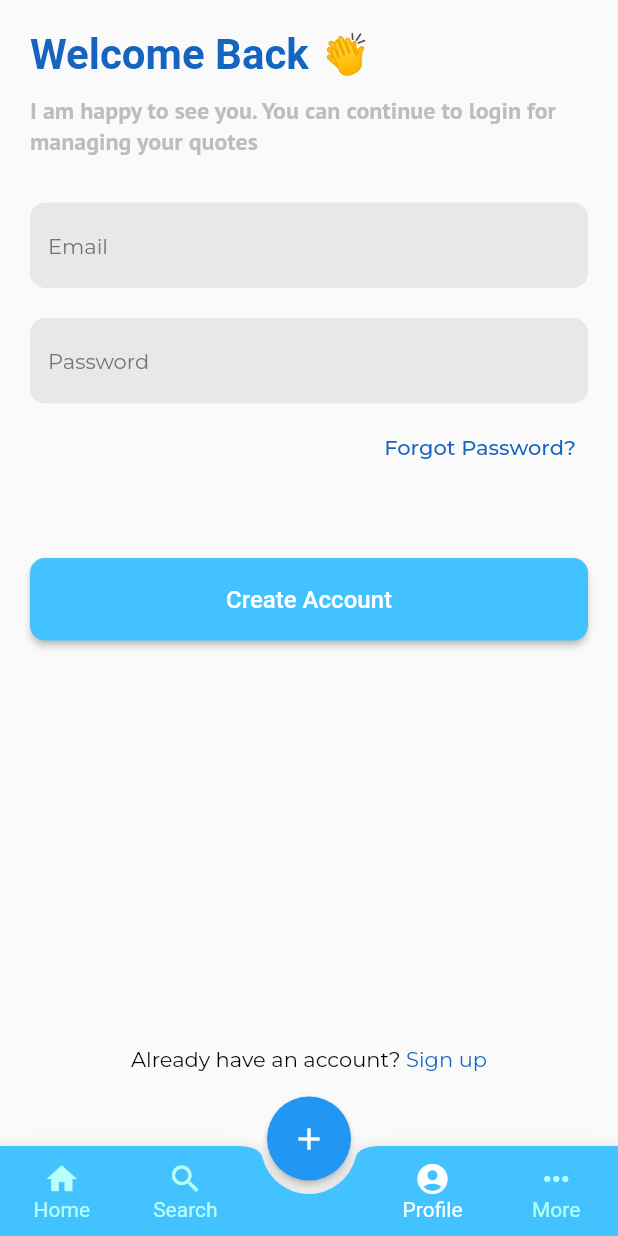
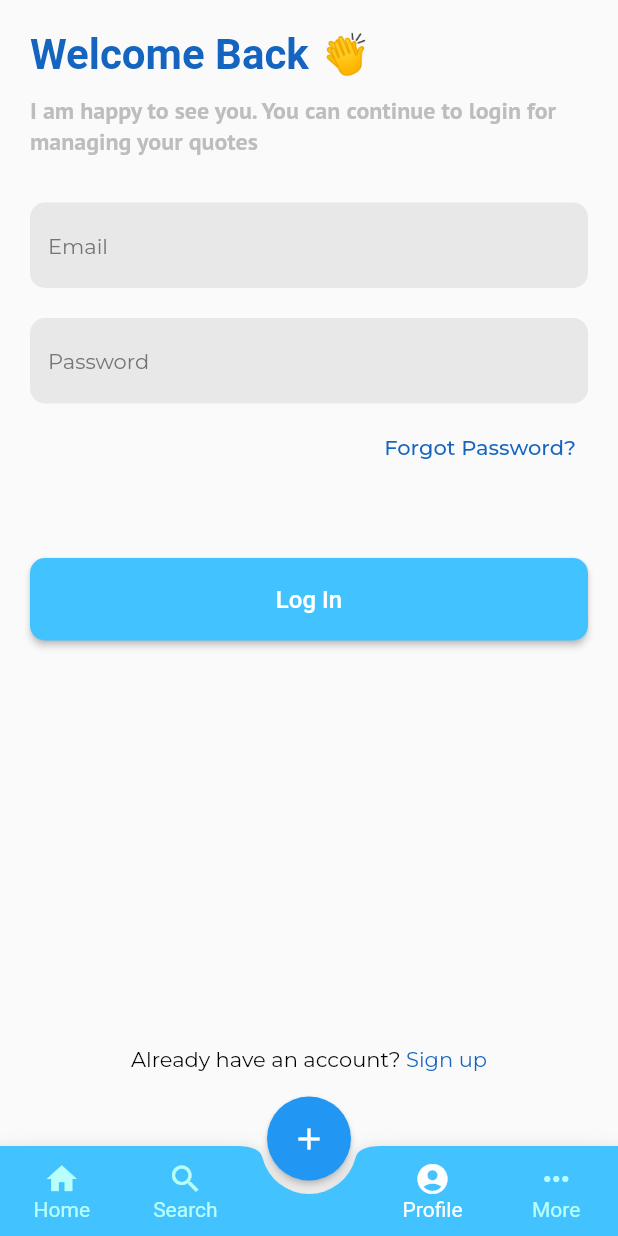
Before and after one commit to kyawtmayhlaing173/daily_quotes, a Flutter app: the screen it shows after launch, item 3 of the bottom bar chosen, on a phone screen of 412 x 824 dp. Run offline on Flutter 3.47's test engine with Material 2 defaults, Android fonts, the phone set to English and light mode, and no system bars; our stand-ins replace bloc, equatable, firebase_auth, firebase_core, flutter_bloc, google_fonts; accounts and stored records are empty; network calls fail.

```diff
--- a/lib/bloc/bloc/auth_bloc.dart
+++ b/lib/bloc/bloc/auth_bloc.dart
@@ -1,3 +1,5 @@
+import 'dart:developer';
+
 import 'package:bloc/bloc.dart';
 import 'package:daily_quotes/data/repositories/auth_repository.dart';
 import 'package:equatable/equatable.dart';
@@ -14,6 +16,7 @@ class AuthBloc extends Bloc<AuthEvent, AuthState> {
       try {
         await authRepository.signIn(
             email: event.email, password: event.password);
+        log("Signin requested");
         emit(Authenticated());
       } catch (e) {
         emit(AuthError(e.toString()));
@@ -36,6 +39,7 @@ class AuthBloc extends Bloc<AuthEvent, AuthState> {
     on<SignOutRequested>((event, emit) async {
       emit(Loading());
       await authRepository.signOut();
+      log("Signout is requested");
       emit(UnAuthenticated());
     });
   }
--- a/lib/screens/login_screen.dart
+++ b/lib/screens/login_screen.dart
@@ -2,7 +2,6 @@ import 'dart:developer';
 
 import 'package:daily_quotes/bloc/bloc/auth_bloc.dart';
 import 'package:daily_quotes/constants/app_constants.dart';
-import 'package:daily_quotes/screens/profile_screen.dart';
 import 'package:daily_quotes/screens/signup_screen.dart';
 import 'package:flutter/material.dart';
 import 'package:flutter_bloc/flutter_bloc.dart';
@@ -27,20 +26,7 @@ class _LoginScreenState extends State<LoginScreen> {
   Widget build(BuildContext context) {
     return Scaffold(
       body: BlocConsumer<AuthBloc, AuthState>(
-        listener: (context, state) {
-          if (state is Authenticated) {
-            log("State is Authenticated");
-            Navigator.pushReplacement(
-              context,
-              MaterialPageRoute(
-                builder: (context) => const ProfileScreen(),
-              ),
-            );
-          }
-          if (state is AuthError) {
-            log("State is Error");
-          }
-        },
+        listener: (context, state) {},
         builder: (context, state) {
           if (state is Loading) {
             log("State is Loading");
@@ -131,13 +117,14 @@ class _LoginScreenState extends State<LoginScreen> {
           if (_formKey.currentState!.validate()) {
             BlocProvider.of<AuthBloc>(context).add(
               SignInRequested(
-                  email: _emailController.text,
-                  password: _passwordController.text),
+                email: _emailController.text,
+                password: _passwordController.text,
+              ),
             );
           }
         },
         child: const Text(
-          "Create Account",
+          "Log In",
           style: TextStyle(fontSize: 16),
         ),
         style: ButtonStyle(
--- a/lib/widgets/bottom_tab_bar_widget.dart
+++ b/lib/widgets/bottom_tab_bar_widget.dart
@@ -1,6 +1,7 @@
 import 'package:daily_quotes/screens/login_screen.dart';
 import 'package:daily_quotes/screens/profile_screen.dart';
 import 'package:daily_quotes/screens/signup_screen.dart';
+import 'package:firebase_auth/firebase_auth.dart';
 import 'package:flutter/material.dart';
 
 import '../constants/app_constants.dart';
@@ -21,16 +22,21 @@ class _BottomTabBarWidgetState extends State<BottomTabBarWidget> {
   static const TextStyle optionStyle =
       TextStyle(fontSize: 30, fontWeight: FontWeight.bold);
 
-  static const List<Widget> _widgetOptions = <Widget>[
-    HomeScreen(),
-    Text(
+  static final List<Widget> _widgetOptions = <Widget>[
+    const HomeScreen(),
+    const Text(
       'Index 1: Business',
       style: optionStyle,
     ),
-    LoginScreen(),
-    // SignUpScreen(),
-    // ProfileScreen(),
-    Text(
+    StreamBuilder(
+        stream: FirebaseAuth.instance.authStateChanges(),
+        builder: (context, snapshot) {
+          if (snapshot.hasData) {
+            return const ProfileScreen();
+          }
+          return const LoginScreen();
+        }),
+    const Text(
       'Index 3: University',
       style: optionStyle,
     ),
```
Also changed, not shown: lib/screens/profile_screen.dart (+32 -0 lines), lib/screens/signup_screen.dart (+10 -13 lines).
